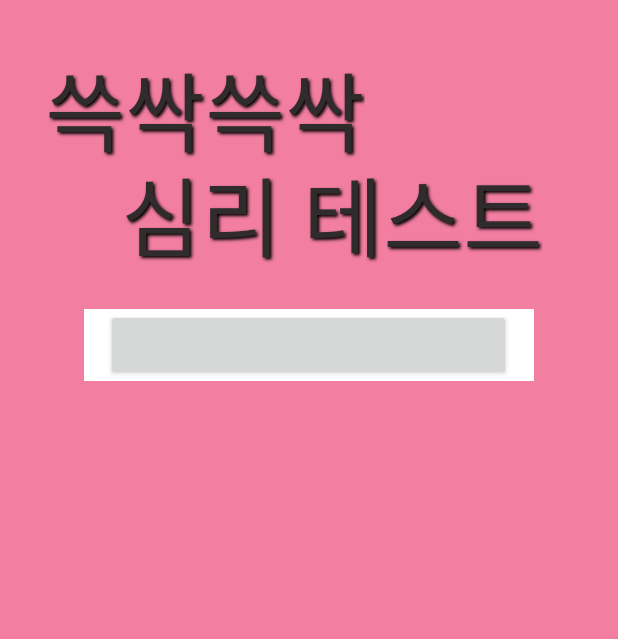
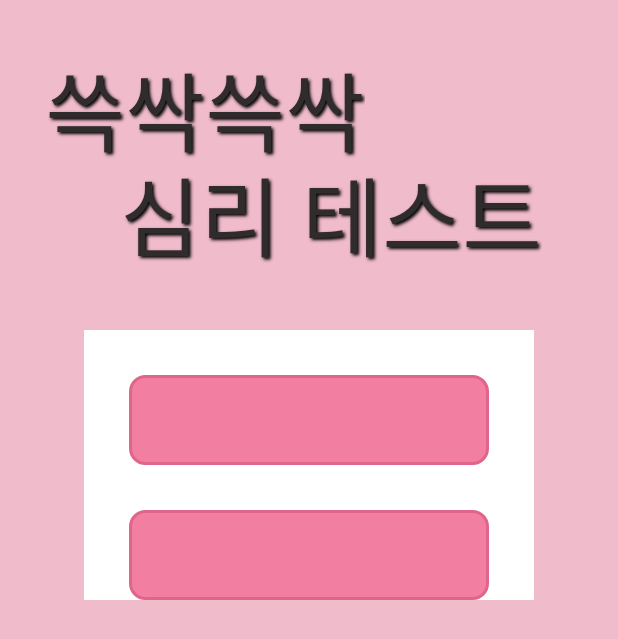
Before and after one commit to NanaYoungg/DrawingPsychologicalTest, an Android app: the screen it shows after launch (MainActivity), on a phone screen of 412 x 824 dp. Shown: the top 639 px of the screen. Run offline under Robolectric (Android 15) with nearby library versions, the light colour scheme and no system bars.

Commit message:
add scrollview

```diff
--- /dev/null
+++ b/app/src/main/res/drawable/main_btn_customise.xml
@@ -0,0 +1,10 @@
+<?xml version="1.0" encoding="utf-8"?>
+<selector xmlns:android="http://schemas.android.com/apk/res/android">
+    <item android:state_pressed="true"
+        android:drawable="@drawable/main_btn_press" /> <!-- pressed -->
+    <item android:state_focused="true"
+        android:drawable="@drawable/main_btn_press" /> <!-- focused -->
+    <item android:state_hovered="true"
+        android:drawable="@drawable/main_btn_press" /> <!-- hovered -->
+    <item android:drawable="@drawable/main_btn_default" /> <!-- default -->
+</selector>
--- /dev/null
+++ b/app/src/main/res/drawable/main_btn_default.xml
@@ -0,0 +1,18 @@
+<?xml version="1.0" encoding="utf-8"?>
+<shape xmlns:android="http://schemas.android.com/apk/res/android">
+<solid
+    android:color="@color/colorBtn"/>
+<stroke
+    android:width="2dp"
+    android:color="@color/colorBtnStroke" />
+<size
+    android:width="240dp"
+    android:height="60dp" />
+<corners
+    android:bottomLeftRadius="10dp"
+    android:topLeftRadius="10dp"
+    android:bottomRightRadius="10dp"
+    android:topRightRadius="10dp"
+    />
+
+</shape>
--- /dev/null
+++ b/app/src/main/res/drawable/main_btn_press.xml
@@ -0,0 +1,18 @@
+<?xml version="1.0" encoding="utf-8"?>
+<shape xmlns:android="http://schemas.android.com/apk/res/android">
+    <solid
+        android:color="@color/colorBtnPress"/>
+    <stroke
+        android:width="2dp"
+        android:color="@color/colorBtnPressStroke" />
+    <size
+        android:width="240dp"
+        android:height="60dp" />
+    <corners
+        android:bottomLeftRadius="10dp"
+        android:topLeftRadius="10dp"
+        android:bottomRightRadius="10dp"
+        android:topRightRadius="10dp"
+        />
+
+</shape>
--- /dev/null
+++ b/app/src/main/res/layout/activity_lv1.xml
@@ -0,0 +1,7 @@
+<?xml version="1.0" encoding="utf-8"?>
+<androidx.constraintlayout.widget.ConstraintLayout
+    xmlns:android="http://schemas.android.com/apk/res/android" android:layout_width="match_parent"
+    android:layout_height="match_parent">
+
+
+</androidx.constraintlayout.widget.ConstraintLayout>
--- a/app/src/main/res/layout/activity_main.xml
+++ b/app/src/main/res/layout/activity_main.xml
@@ -1,11 +1,16 @@
 <?xml version="1.0" encoding="utf-8"?>
-<androidx.constraintlayout.widget.ConstraintLayout xmlns:android="http://schemas.android.com/apk/res/android"
+<LinearLayout xmlns:android="http://schemas.android.com/apk/res/android"
     xmlns:app="http://schemas.android.com/apk/res-auto"
     xmlns:tools="http://schemas.android.com/tools"
     android:layout_width="match_parent"
     android:layout_height="match_parent"
     tools:context=".MainActivity"
-    android:background="@color/colorPink">
+    android:background="@color/colorPink"
+    android:orientation="vertical">
+
+    <RelativeLayout
+        android:layout_width="match_parent"
+        android:layout_height="200dp">
 
     <TextView
         android:id="@+id/first_tv"
@@ -24,32 +29,46 @@
         android:layout_width="wrap_content"
         android:layout_height="wrap_content"
         app:layout_constraintTop_toTopOf="@id/first_tv"
-        app:layout_constraintRight_toRightOf="parent"
-        android:layout_marginTop="70dp"
+        android:layout_marginLeft="80dp"
+        android:layout_marginTop="100dp"
         android:layout_marginRight="50dp"
         style="@style/title_tv"
         android:text="심리 테스트"
         />
+    </RelativeLayout>
+
 
     <ScrollView
         android:id="@+id/main_scroll_view"
         android:layout_width="300dp"
         android:layout_height="wrap_content"
-        app:layout_constraintTop_toBottomOf="@id/second_tv"
-        app:layout_constraintLeft_toLeftOf="parent"
-        app:layout_constraintRight_toRightOf="parent"
+        android:layout_gravity="center"
         android:layout_marginTop="20dp"
         android:background="@color/colorWhite">
 
+        <LinearLayout
+            android:layout_width="match_parent"
+            android:layout_height="match_parent"
+            android:orientation="vertical">
+
         <Button
-            android:layout_width="270dp"
-            android:layout_height="10dp"
-            android:layout_gravity="center"
+            android:id="@+id/lv1"
+            android:background="@drawable/main_btn_customise"
+            android:layout_height="wrap_content"
+            android:layout_width="wrap_content"
+            android:layout_marginLeft="30dp"
+            android:layout_marginTop="30dp"
             />
 
-
-
-
+        <Button
+            android:id="@+id/lv2"
+            android:background="@drawable/main_btn_customise"
+            android:layout_height="wrap_content"
+            android:layout_width="wrap_content"
+            android:layout_marginLeft="30dp"
+            android:layout_marginTop="30dp"
+            />
+        </LinearLayout>
 
     </ScrollView>
 
@@ -64,4 +83,4 @@
 
 
 
-</androidx.constraintlayout.widget.ConstraintLayout>
+</LinearLayout>
--- a/app/src/main/res/values/colors.xml
+++ b/app/src/main/res/values/colors.xml
@@ -4,7 +4,11 @@
     <color name="colorPrimaryDark">#3700B3</color>
     <color name="colorAccent">#03DAC5</color>
     <color name="redGrey">#91878a</color>
-    <color name="colorPink">#F27EA1</color>
+    <color name="colorPink">#f0bbcb</color>
     <color name="colorGrey">#302b2d</color>
     <color name="colorWhite">#ffffff</color>
+    <color name="colorBtn">#F27EA1</color>
+    <color name="colorBtnStroke">#e0658a</color>
+    <color name="colorBtnPress">#f0e85b</color>
+    <color name="colorBtnPressStroke">#dbd45a</color>
 </resources>
```
Also changed, not shown: 4 other files.
